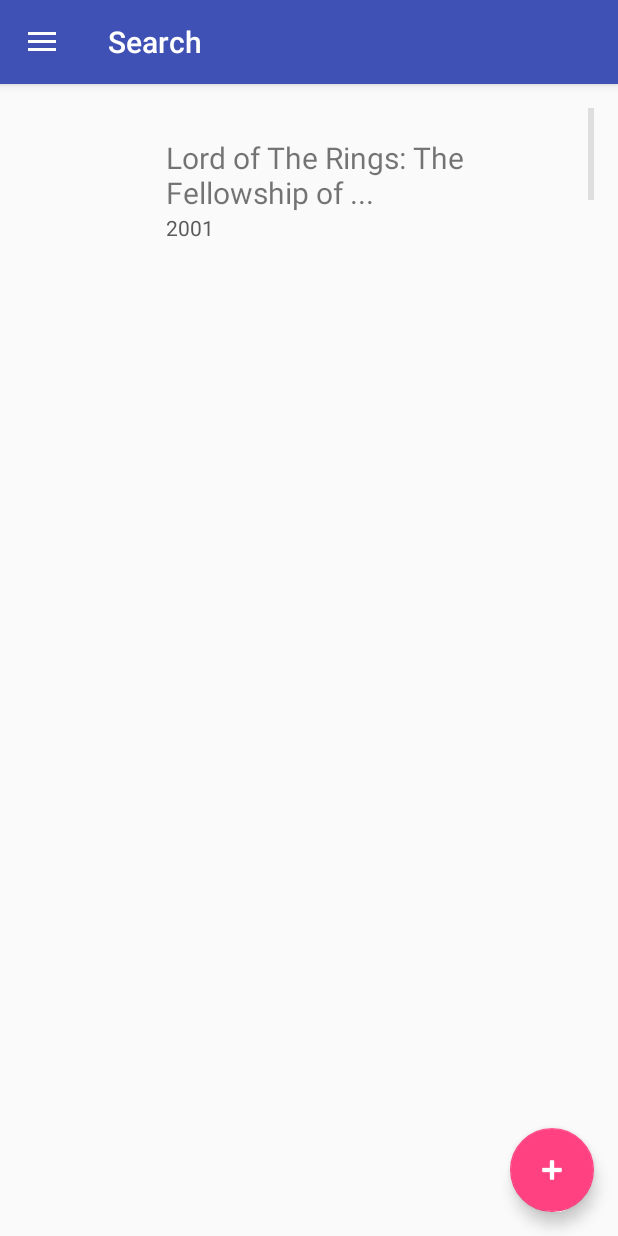
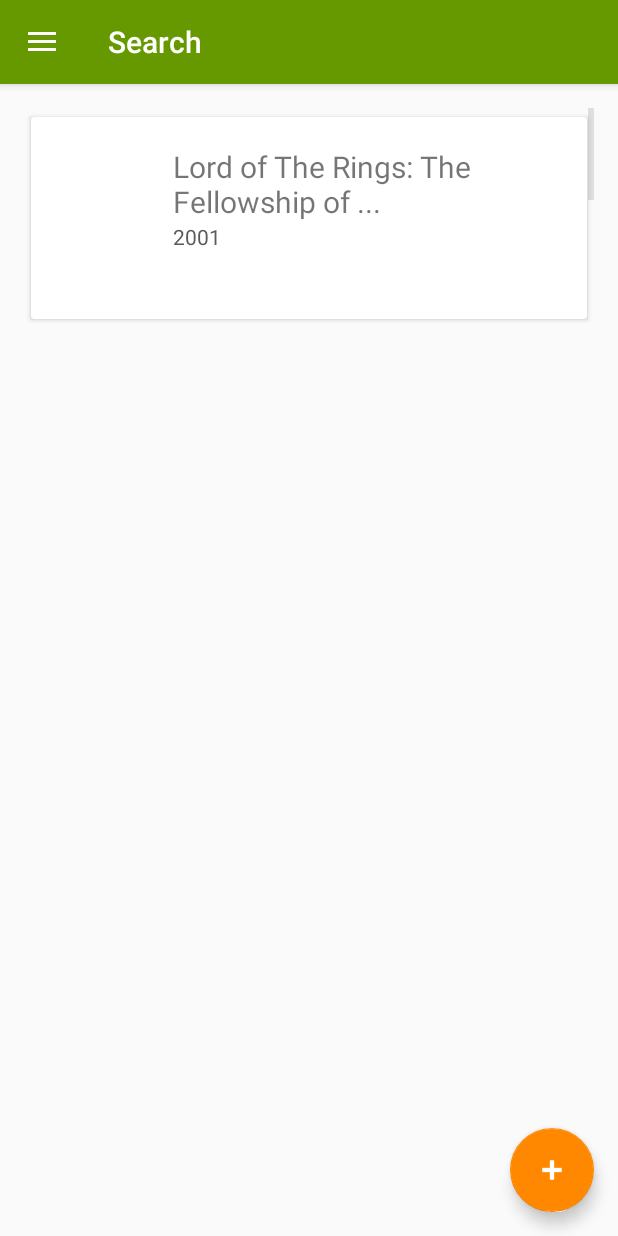
Before and after one commit to Jalapeno1/MediaDB, an Android app: the SearchResultsActivityDrawer screen opened directly, with no data from a screen before it, on a phone screen of 412 x 824 dp. Run offline under Robolectric (Android 15) with nearby library versions, the phone set to English and light mode, and no system bars; 3 statements that could not run were skipped.

Commit message:
UI changes

```diff
--- a/app/src/main/res/layout/movie_layouts_search_result.xml
+++ b/app/src/main/res/layout/movie_layouts_search_result.xml
@@ -2,6 +2,18 @@
 
 <RelativeLayout xmlns:android="http://schemas.android.com/apk/res/android"
     android:orientation="vertical" android:layout_width="match_parent"
+    xmlns:card_view="http://schemas.android.com/apk/res-auto"
+    android:layout_height="match_parent">
+
+    <android.support.v7.widget.CardView
+        android:layout_width="match_parent"
+        android:layout_height="wrap_content"
+        android:id="@+id/cvDetails"
+        card_view:cardUseCompatPadding="true"
+        android:layout_margin="@dimen/cardview_default_elevation">
+
+        <RelativeLayout
+            android:layout_width="match_parent"
             android:layout_height="match_parent">
 
             <ImageView
@@ -30,4 +42,10 @@
                 android:id="@+id/textView_RESULT_YEAR"
                 android:layout_below="@+id/textView_RESULT_TITLE"
                 android:layout_toEndOf="@+id/imageView_RESULT_POSTER" />
+
         </RelativeLayout>
+
+
+
+    </android.support.v7.widget.CardView>
+</RelativeLayout>
--- a/app/src/main/res/values/styles.xml
+++ b/app/src/main/res/values/styles.xml
@@ -3,9 +3,9 @@
     <!-- Base application theme. -->
     <style name="AppTheme" parent="Theme.AppCompat.Light.NoActionBar">
         <!-- Customize your theme here. -->
-        <item name="colorPrimary">@color/colorPrimary</item>
-        <item name="colorPrimaryDark">@color/colorPrimaryDark</item>
-        <item name="colorAccent">@color/colorAccent</item>
+        <item name="colorPrimary">@android:color/holo_green_dark</item>
+        <item name="colorPrimaryDark">@android:color/holo_green_dark</item>
+        <item name="colorAccent">@android:color/holo_orange_dark</item>
     </style>
 
     <style name="AppTheme.NoActionBar">
```
Also changed, not shown: app/src/main/res/layout/content_movie_details.xml (+7 -5 lines). Lines whose indentation alone changed are shown as unchanged.
